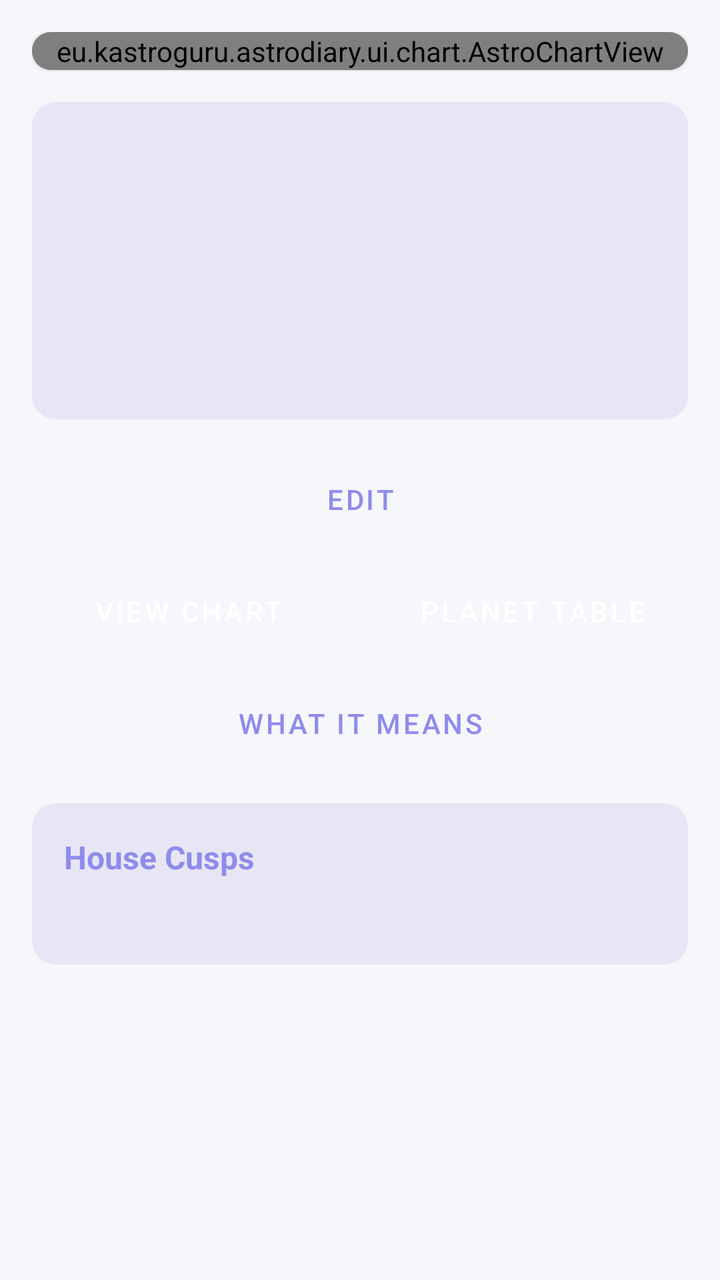
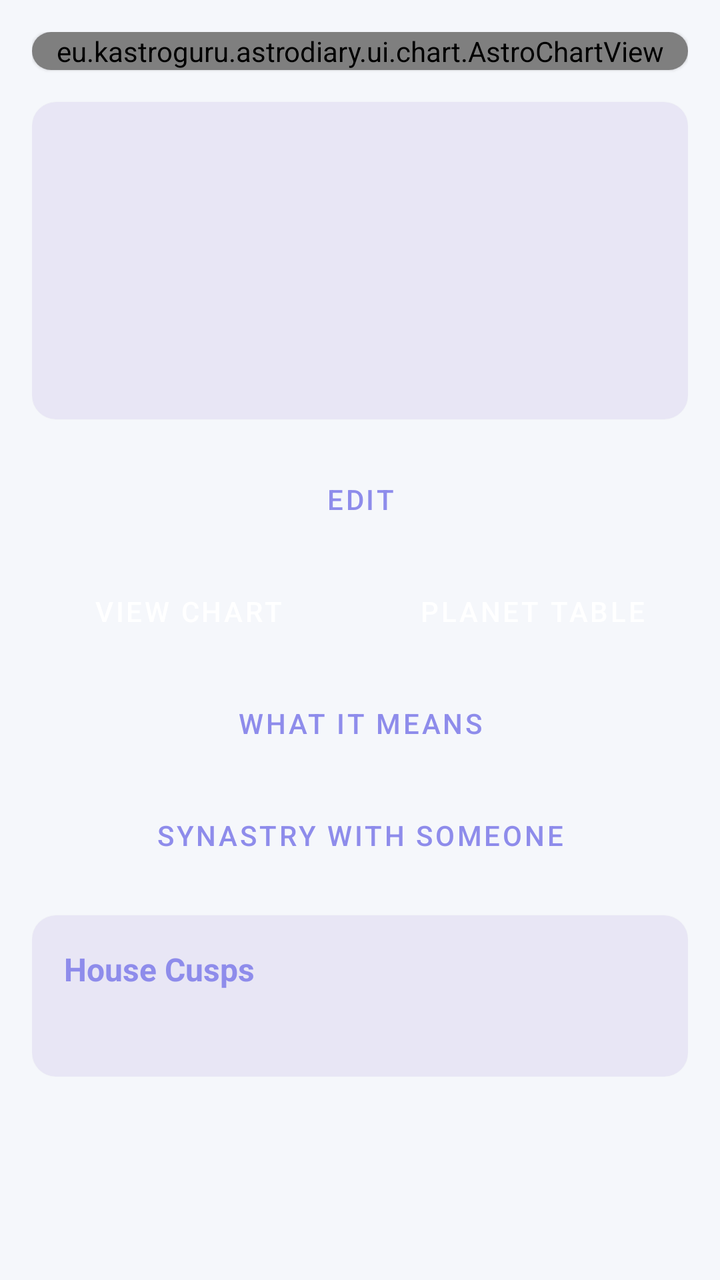

The first picture is an Android layout as it rendered before a commit; the second is the same layout after the commit. The layout source and the unified diff follow.
<!-- AndroidManifest.xml: application theme Theme.AstroDiary -->
<!-- res/layout/fragment_birth_data_detail.xml -->
<?xml version="1.0" encoding="utf-8"?>
<ScrollView
    xmlns:android="http://schemas.android.com/apk/res/android"
    android:layout_width="match_parent"
    android:layout_height="match_parent"
    android:background="@color/background_dark">

    <LinearLayout
        android:layout_width="match_parent"
        android:layout_height="wrap_content"
        android:orientation="vertical"
        android:padding="16dp">

        
        <com.google.android.material.card.MaterialCardView
            xmlns:app="http://schemas.android.com/apk/res-auto"
            android:layout_width="match_parent"
            android:layout_height="wrap_content"
            android:layout_marginBottom="16dp"
            app:cardBackgroundColor="@color/surface_dark"
            app:cardCornerRadius="12dp">

            <eu.kastroguru.astrodiary.ui.chart.AstroChartView
                android:id="@+id/chartPreview"
                android:layout_width="match_parent"
                android:layout_height="wrap_content"
                android:clickable="true"
                android:focusable="true" />

        </com.google.android.material.card.MaterialCardView>

        <com.google.android.material.card.MaterialCardView
            xmlns:app="http://schemas.android.com/apk/res-auto"
            android:layout_width="match_parent"
            android:layout_height="wrap_content"
            app:cardBackgroundColor="@color/surface_dark"
            app:cardCornerRadius="12dp">

            <LinearLayout
                android:layout_width="match_parent"
                android:layout_height="wrap_content"
                android:orientation="vertical"
                android:padding="16dp">

                <TextView
                    android:id="@+id/textName"
                    android:layout_width="wrap_content"
                    android:layout_height="wrap_content"
                    android:textColor="@color/text_primary"
                    android:textSize="22sp"
                    android:textStyle="bold" />

                <TextView
                    android:id="@+id/textDateTime"
                    android:layout_width="wrap_content"
                    android:layout_height="wrap_content"
                    android:layout_marginTop="8dp"
                    android:textColor="@color/text_secondary"
                    android:textSize="15sp" />

                <TextView
                    android:id="@+id/textLocation"
                    android:layout_width="wrap_content"
                    android:layout_height="wrap_content"
                    android:layout_marginTop="4dp"
                    android:textColor="@color/text_secondary"
                    android:textSize="15sp" />

                <TextView
                    android:id="@+id/textTimezone"
                    android:layout_width="wrap_content"
                    android:layout_height="wrap_content"
                    android:layout_marginTop="4dp"
                    android:textColor="@color/text_secondary"
                    android:textSize="14sp" />

                <TextView
                    android:id="@+id/textLatLon"
                    android:layout_width="wrap_content"
                    android:layout_height="wrap_content"
                    android:layout_marginTop="4dp"
                    android:textColor="@color/text_secondary"
                    android:textSize="13sp" />

            </LinearLayout>

        </com.google.android.material.card.MaterialCardView>

        <Button
            android:id="@+id/buttonEdit"
            style="@style/Widget.MaterialComponents.Button.OutlinedButton"
            android:layout_width="match_parent"
            android:layout_height="wrap_content"
            android:layout_marginTop="16dp"
            android:text="@string/edit_birth_data" />

        <LinearLayout
            android:layout_width="match_parent"
            android:layout_height="wrap_content"
            android:layout_marginTop="8dp"
            android:orientation="horizontal">

            <Button
                android:id="@+id/buttonViewChart"
                style="@style/Widget.MaterialComponents.Button"
                android:layout_width="0dp"
                android:layout_height="wrap_content"
                android:layout_marginEnd="8dp"
                android:layout_weight="1"
                android:text="@string/view_chart" />

            <Button
                android:id="@+id/buttonViewTable"
                style="@style/Widget.MaterialComponents.Button"
                android:layout_width="0dp"
                android:layout_height="wrap_content"
                android:layout_marginStart="8dp"
                android:layout_weight="1"
                android:text="@string/view_table" />

        </LinearLayout>

        <Button
            android:id="@+id/buttonReading"
            style="@style/Widget.MaterialComponents.Button.OutlinedButton"
            android:layout_width="match_parent"
            android:layout_height="wrap_content"
            android:layout_marginTop="8dp"
            android:text="@string/show_reading" />

        <com.google.android.material.card.MaterialCardView
            xmlns:app="http://schemas.android.com/apk/res-auto"
            android:layout_width="match_parent"
            android:layout_height="wrap_content"
            android:layout_marginTop="16dp"
            app:cardBackgroundColor="@color/surface_dark"
            app:cardCornerRadius="12dp">

            <LinearLayout
                android:layout_width="match_parent"
                android:layout_height="wrap_content"
                android:orientation="vertical"
                android:padding="16dp">

                <TextView
                    android:layout_width="wrap_content"
                    android:layout_height="wrap_content"
                    android:text="@string/house_cusps"
                    android:textColor="@color/gold"
                    android:textSize="16sp"
                    android:textStyle="bold" />

                <TextView
                    android:id="@+id/textCusps"
                    android:layout_width="wrap_content"
                    android:layout_height="wrap_content"
                    android:layout_marginTop="8dp"
                    android:fontFamily="monospace"
                    android:textColor="@color/text_primary"
                    android:textSize="14sp" />

            </LinearLayout>

        </com.google.android.material.card.MaterialCardView>

    </LinearLayout>

</ScrollView>
<!-- resources referenced by this layout -->
<resources>
  <color name="background_dark">#F5F7FB</color>
  <color name="gold">#8E8CEB</color>
  <color name="surface_dark">#E8E6F5</color>
  <color name="text_primary">#3A4258</color>
  <color name="text_secondary">#6D7691</color>
  <string name="edit_birth_data">Edit</string>
  <string name="house_cusps">House Cusps</string>
  <string name="show_reading">What it means</string>
  <string name="view_chart">View Chart</string>
  <string name="view_table">Planet Table</string>
  <style name="Theme.AstroDiary" parent="Theme.MaterialComponents.Light.NoActionBar">
          <item name="colorPrimary">@color/md_theme_dark_primary</item>
          <item name="colorPrimaryVariant">@color/md_theme_dark_primaryContainer</item>
          <item name="colorOnPrimary">@color/md_theme_dark_onPrimary</item>
          <item name="colorSecondary">@color/md_theme_dark_secondary</item>
          <item name="colorSecondaryVariant">@color/md_theme_dark_secondaryContainer</item>
          <item name="colorOnSecondary">@color/md_theme_dark_onSecondary</item>
          <item name="colorError">@color/md_theme_dark_error</item>
          <item name="colorOnError">@color/md_theme_dark_onError</item>
          <item name="android:colorBackground">@color/md_theme_dark_background</item>
          <item name="colorOnBackground">@color/md_theme_dark_onBackground</item>
          <item name="colorSurface">@color/md_theme_dark_surface</item>
          <item name="colorOnSurface">@color/md_theme_dark_onSurface</item>
          
          <item name="android:statusBarColor">@color/surface_dark</item>
          <item name="android:navigationBarColor">@color/surface_dark</item>
          <item name="android:windowBackground">@color/md_theme_dark_background</item>
          
          <item name="android:windowLightStatusBar">true</item>
      </style>
  <color name="md_theme_dark_primary">#8E8CEB</color>
  <color name="md_theme_dark_primaryContainer">#E8E6F5</color>
  <color name="md_theme_dark_onPrimary">#FFFFFF</color>
  <color name="md_theme_dark_secondary">#A8C7B5</color>
  <color name="md_theme_dark_secondaryContainer">#DDEBFA</color>
  <color name="md_theme_dark_onSecondary">#FFFFFF</color>
  <color name="md_theme_dark_error">#B3261E</color>
  <color name="md_theme_dark_onError">#FFFFFF</color>
  <color name="md_theme_dark_background">#F5F7FB</color>
  <color name="md_theme_dark_onBackground">#3A4258</color>
  <color name="md_theme_dark_surface">#E8E6F5</color>
  <color name="md_theme_dark_onSurface">#3A4258</color>
</resources>

<!-- the commit's change to res/layout/fragment_birth_data_detail.xml (unified diff, before → after) -->
@@ -128,6 +128,14 @@
             android:layout_marginTop="8dp"
             android:text="@string/show_reading" />
 
+        <Button
+            android:id="@+id/buttonSynastry"
+            style="@style/Widget.MaterialComponents.Button.OutlinedButton"
+            android:layout_width="match_parent"
+            android:layout_height="wrap_content"
+            android:layout_marginTop="8dp"
+            android:text="@string/synastry_open" />
+
         <com.google.android.material.card.MaterialCardView
             xmlns:app="http://schemas.android.com/apk/res-auto"
             android:layout_width="match_parent"
<!-- resource entries referenced after the edit -->
@@ -8,6 +8,7 @@
   <string name="edit_birth_data">Edit</string>
   <string name="house_cusps">House Cusps</string>
   <string name="show_reading">What it means</string>
+  <string name="synastry_open">Synastry with someone</string>
   <string name="view_chart">View Chart</string>
   <string name="view_table">Planet Table</string>
   <style name="Theme.AstroDiary" parent="Theme.MaterialComponents.Light.NoActionBar">
